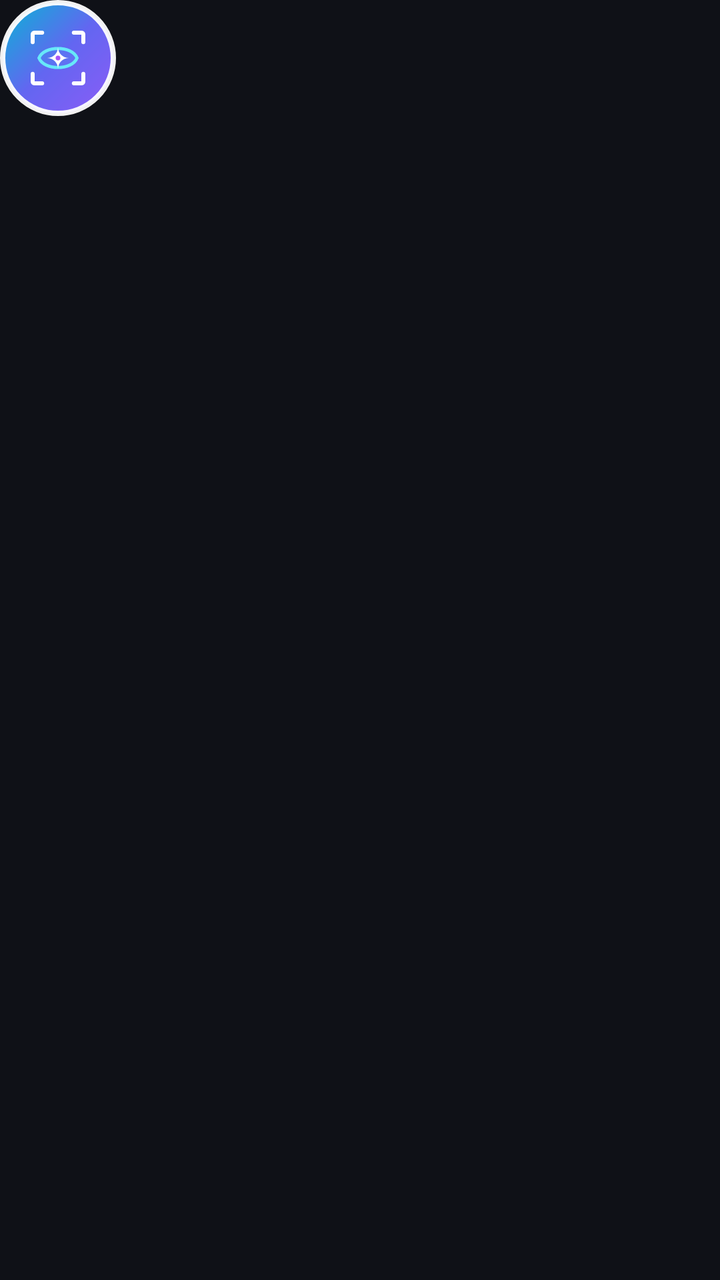
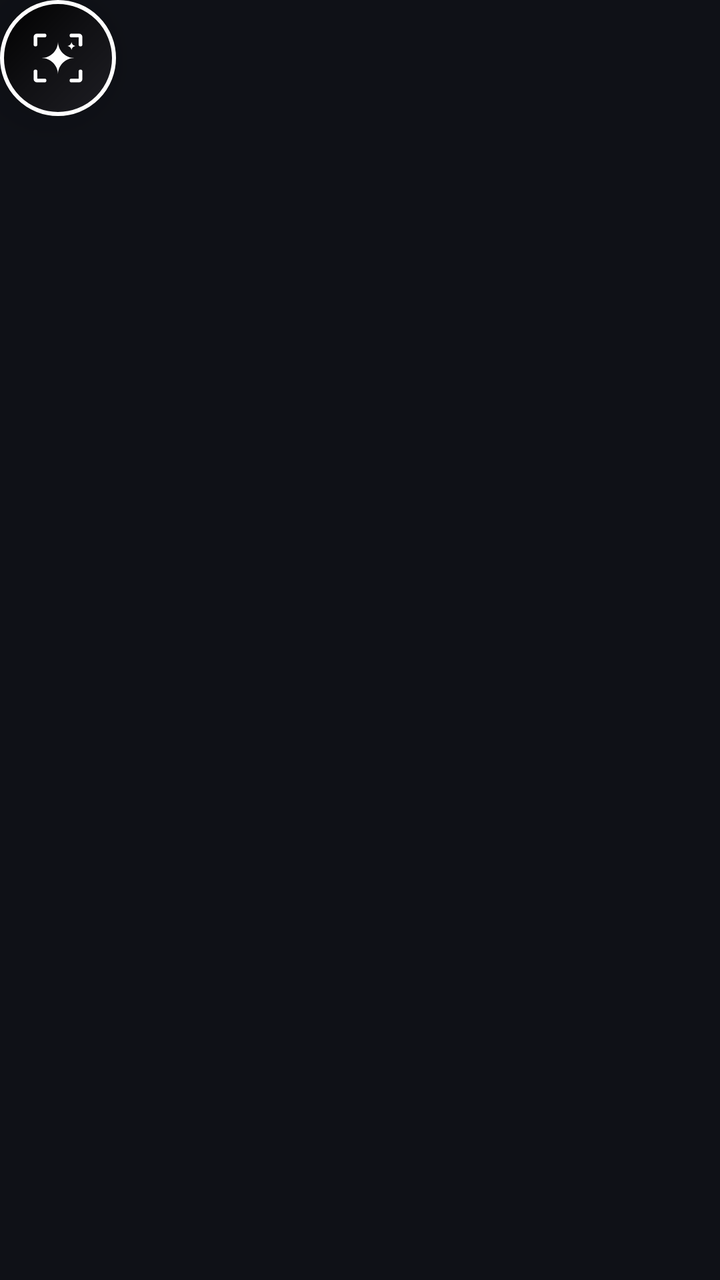

Compare the two renders of this Android layout. The source of the first and the diff that turns it into the second are given below.
<!-- AndroidManifest.xml: application theme Theme.ScreenChatGPTOverlay -->
<!-- res/layout/overlay_floating_bubble.xml -->
<?xml version="1.0" encoding="utf-8"?>
<FrameLayout xmlns:android="http://schemas.android.com/apk/res/android"
    xmlns:app="http://schemas.android.com/apk/res-auto"
    android:id="@+id/bubbleRoot"
    android:layout_width="wrap_content"
    android:layout_height="wrap_content"
    android:clickable="true"
    android:focusable="true">

    
    <ImageView
        android:id="@+id/ivBubbleIcon"
        android:layout_width="58dp"
        android:layout_height="58dp"
        android:background="@drawable/bg_floating_bubble"
        android:contentDescription="ScreenGPT Bubble"
        android:elevation="10dp"
        android:padding="10dp"
        android:scaleType="centerInside"
        android:src="@drawable/ic_screen_ai_eye" />

</FrameLayout>
<!-- resources referenced by this layout -->
<resources>
  <!-- drawable bg_floating_bubble (drawable) -->
  <?xml version="1.0" encoding="utf-8"?>
  <ripple xmlns:android="http://schemas.android.com/apk/res/android"
      android:color="#4DFFFFFF">
      <item>
          <shape android:shape="oval">
              <gradient
                  android:angle="135"
                  android:startColor="#8B5CF6"
                  android:centerColor="#6366F1"
                  android:endColor="#06B6D4"
                  android:type="linear" />
              <stroke
                  android:width="2.5dp"
                  android:color="#F0FFFFFF" />
              <size
                  android:width="58dp"
                  android:height="58dp" />
          </shape>
      </item>
  </ripple>
  <!-- drawable ic_screen_ai_eye (drawable) -->
  <vector xmlns:android="http://schemas.android.com/apk/res/android"
      android:width="48dp"
      android:height="48dp"
      android:viewportWidth="48"
      android:viewportHeight="48">
  
      
      <path
          android:strokeColor="#FFFFFF"
          android:strokeWidth="2.5"
          android:strokeLineCap="round"
          android:strokeLineJoin="round"
          android:fillColor="#00000000"
          android:pathData="M 8,14 L 8,9 C 8,8.45 8.45,8 9,8 L 14,8 M 34,8 L 39,8 C 39.55,8 40,8.45 40,9 L 40,14 M 40,34 L 40,39 C 40,39.55 39.55,40 39,40 L 34,40 M 14,40 L 9,40 C 8.45,40 8,39.55 8,39 L 8,34" />
  
      
      <path
          android:strokeColor="#67E8F9"
          android:strokeWidth="2.0"
          android:fillColor="#2638BDF8"
          android:pathData="M 12,24 C 15,16 33,16 36,24 C 33,32 15,32 12,24 Z" />
  
      
      <path
          android:fillColor="#FFFFFF"
          android:pathData="M 24,17 C 24,21 21,24 17,24 C 21,24 24,27 24,31 C 24,27 27,24 31,24 C 27,24 24,21 24,17 Z" />
  
      
      <path
          android:fillColor="#A855F7"
          android:pathData="M 24,22.5 A 1.5,1.5 0 1,0 24,25.5 A 1.5,1.5 0 1,0 24,22.5 Z" />
  
  </vector>
  <style name="Theme.ScreenChatGPTOverlay" parent="Theme.Material3.Dark.NoActionBar">
          <item name="colorPrimary">@color/brand_emerald</item>
          <item name="colorOnPrimary">@color/text_on_brand</item>
          <item name="colorSecondary">@color/brand_purple</item>
          <item name="android:windowBackground">@color/bg_dark_base</item>
          <item name="android:statusBarColor">@color/bg_dark_base</item>
          <item name="android:navigationBarColor">@color/bg_dark_base</item>
      </style>
  <color name="brand_emerald">#10A37F</color>
  <color name="text_on_brand">#FFFFFF</color>
  <color name="brand_purple">#6366F1</color>
  <color name="bg_dark_base">#0F1117</color>
</resources>

<!-- the commit's change to res/layout/overlay_floating_bubble.xml (unified diff, before → after) -->
@@ -14,9 +14,9 @@
         android:layout_height="58dp"
         android:background="@drawable/bg_floating_bubble"
         android:contentDescription="ScreenGPT Bubble"
-        android:elevation="10dp"
-        android:padding="10dp"
+        android:elevation="12dp"
+        android:padding="11dp"
         android:scaleType="centerInside"
-        android:src="@drawable/ic_screen_ai_eye" />
+        android:src="@drawable/ic_screen_gpt_mono" />
 
 </FrameLayout>
<!-- resource entries referenced after the edit -->
@@ -8,20 +8,20 @@
           <shape android:shape="oval">
               <gradient
                   android:angle="135"
-                  android:startColor="#8B5CF6"
-                  android:centerColor="#6366F1"
-                  android:endColor="#06B6D4"
+                  android:startColor="#1E1E24"
+                  android:centerColor="#111114"
+                  android:endColor="#000000"
                   android:type="linear" />
               <stroke
-                  android:width="2.5dp"
-                  android:color="#F0FFFFFF" />
+                  android:width="2dp"
+                  android:color="#FFFFFF" />
               <size
                   android:width="58dp"
                   android:height="58dp" />
           </shape>
       </item>
   </ripple>
-  <!-- drawable ic_screen_ai_eye (drawable) -->
+  <!-- drawable ic_screen_gpt_mono (drawable) -->
   <vector xmlns:android="http://schemas.android.com/apk/res/android"
       android:width="48dp"
       android:height="48dp"
@@ -35,24 +35,17 @@
           android:strokeLineCap="round"
           android:strokeLineJoin="round"
           android:fillColor="#00000000"
-          android:pathData="M 8,14 L 8,9 C 8,8.45 8.45,8 9,8 L 14,8 M 34,8 L 39,8 C 39.55,8 40,8.45 40,9 L 40,14 M 40,34 L 40,39 C 40,39.55 39.55,40 39,40 L 34,40 M 14,40 L 9,40 C 8.45,40 8,39.55 8,39 L 8,34" />
-  
-      
-      <path
-          android:strokeColor="#67E8F9"
-          android:strokeWidth="2.0"
-          android:fillColor="#2638BDF8"
-          android:pathData="M 12,24 C 15,16 33,16 36,24 C 33,32 15,32 12,24 Z" />
+          android:pathData="M 9,15 L 9,10 C 9,9.45 9.45,9 10,9 L 15,9 M 33,9 L 38,9 C 38.55,9 39,9.45 39,10 L 39,15 M 39,33 L 39,38 C 39,38.55 38.55,39 38,39 L 33,39 M 15,39 L 10,39 C 9.45,39 9,38.55 9,38 L 9,33" />
   
       
       <path
           android:fillColor="#FFFFFF"
-          android:pathData="M 24,17 C 24,21 21,24 17,24 C 21,24 24,27 24,31 C 24,27 27,24 31,24 C 27,24 24,21 24,17 Z" />
+          android:pathData="M 24,13 C 24,19.07 19.07,24 13,24 C 19.07,24 24,28.93 24,35 C 24,28.93 28.93,24 35,24 C 28.93,24 24,19.07 24,13 Z" />
   
       
       <path
-          android:fillColor="#A855F7"
-          android:pathData="M 24,22.5 A 1.5,1.5 0 1,0 24,25.5 A 1.5,1.5 0 1,0 24,22.5 Z" />
+          android:fillColor="#FFFFFF"
+          android:pathData="M 33,13 C 33,14.65 31.65,16 30,16 C 31.65,16 33,17.35 33,19 C 33,17.35 34.35,16 36,16 C 34.35,16 33,14.65 33,13 Z" />
   
   </vector>
   <style name="Theme.ScreenChatGPTOverlay" parent="Theme.Material3.Dark.NoActionBar">
